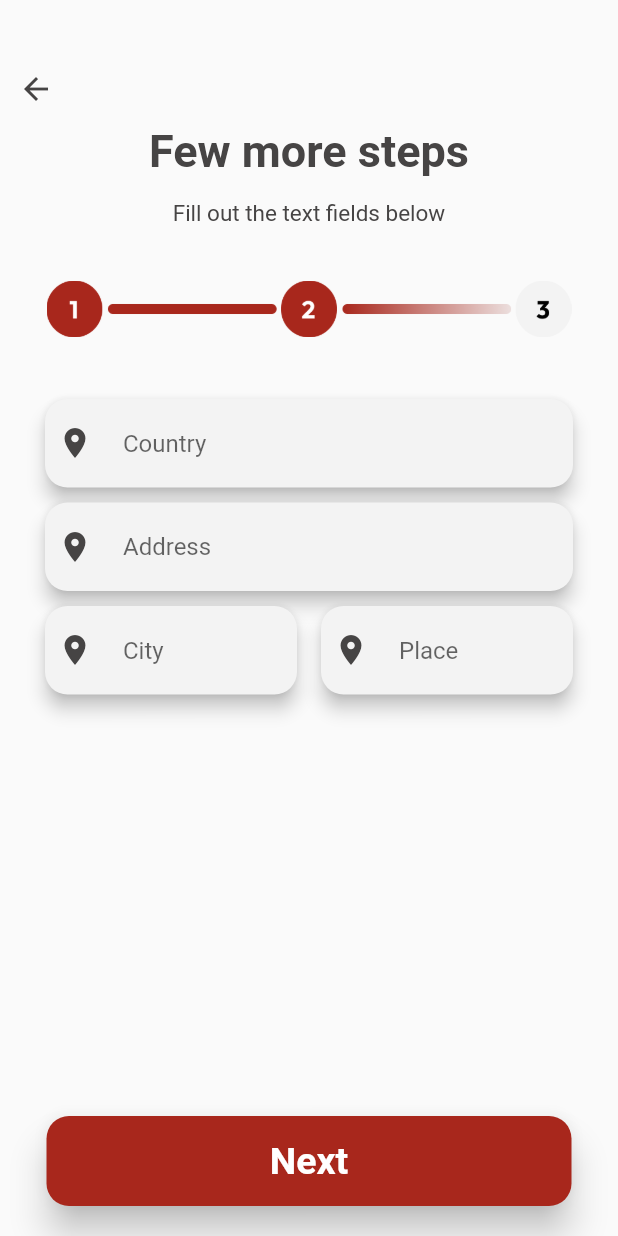
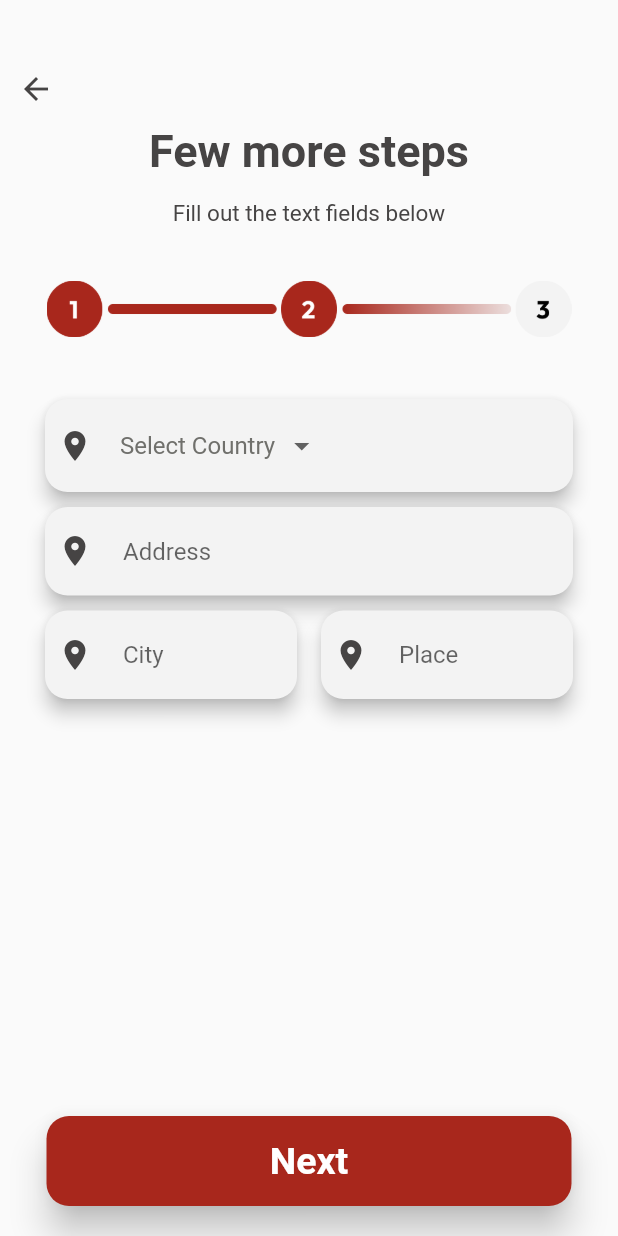
Before and after one commit to aronmilojevic/RedResQ_App, a Flutter app: the SecondFormular screen opened directly, on a phone screen of 412 x 824 dp. Run offline on Flutter 3.47's test engine with Material 2 defaults, Android fonts, the phone set to English and light mode, and no system bars.

Commit message:
DropDown Menü für Länder die zur auswahl stehen eingerichtet und designt

```diff
--- a/lib/login_register/register_formular_2.dart
+++ b/lib/login_register/register_formular_2.dart
@@ -10,10 +10,41 @@ class SecondFormular extends StatefulWidget {
 }
 
 class _SecondFormularState extends State<SecondFormular> {
-  TextEditingController _landController = TextEditingController();
   TextEditingController _adresseController = TextEditingController();
   TextEditingController _stadtController = TextEditingController();
   TextEditingController _ortController = TextEditingController();
+
+  String _selectedCountry = 'Select Country';
+  List<String> _euCountries = [
+    'Select Country',
+    'Austria',
+    'Belgium',
+    'Bulgaria',
+    'Croatia',
+    'Cyprus',
+    'Czech Republic',
+    'Denmark',
+    'Estonia',
+    'Finland',
+    'France',
+    'Germany',
+    'Greece',
+    'Hungary',
+    'Ireland',
+    'Italy',
+    'Latvia',
+    'Lithuania',
+    'Luxembourg',
+    'Malta',
+    'Netherlands',
+    'Poland',
+    'Portugal',
+    'Romania',
+    'Slovakia',
+    'Slovenia',
+    'Spain',
+    'Sweden',
+  ];
 
   @override
   Widget build(BuildContext context) {
@@ -57,23 +88,79 @@ class _SecondFormularState extends State<SecondFormular> {
               fit: BoxFit.contain,
             ),
             const SizedBox(height: 10),
-            _buildTextFieldWithIcon(Icons.place, _landController, 'Country'),
+            _buildDropdownMenu(),
             const SizedBox(height: 10),
             _buildTextFieldWithIcon(Icons.place, _adresseController, 'Address'),
             const SizedBox(height: 10),
-
             _buildCityAndOrtFields(),
-
             const Spacer(),
-
             _buildNextButton(context),
-
             const SizedBox(height: 20),
           ],
         ),
       ),
     );
   }
+
+  Widget _buildDropdownMenu() {
+    return Padding(
+      padding: const EdgeInsets.symmetric(horizontal: 30.0),
+      child: Material(
+        elevation: 5,
+        borderRadius: BorderRadius.circular(15),
+        color: const Color(0xfff3f3f3),
+        child: ClipRRect(
+          borderRadius: BorderRadius.circular(15),
+          child: Row(
+            children: [
+              Padding(
+                padding: const EdgeInsets.all(8.0),
+                child: Icon(
+                  Icons.place,
+                  color: Color(0xff464444),
+                ),
+              ),
+              SizedBox(width: 10),
+              Expanded(
+                child: InkWell(
+                  onTap: () {
+                    // Öffne dein Dropdown-Menü hier
+                    // Du kannst eine benutzerdefinierte Dropdown-Lösung verwenden oder eine andere Methode
+                  },
+                  child: Container(
+                    padding: const EdgeInsets.symmetric(vertical: 7),
+                    child: DropdownButton<String>(
+                      value: _selectedCountry,
+                      onChanged: (String? value) {
+                        setState(() {
+                          _selectedCountry = value!;
+                        });
+                      },
+                      items: _euCountries.map((String country) {
+                        return DropdownMenuItem<String>(
+                          value: country,
+                          child: Text(
+                            country,
+                            style: TextStyle(color: Color(0xff70706c)),
+                          ),
+                        );
+                      }).toList(),
+                      icon: Padding(
+                        padding: const EdgeInsets.only(right: 8.0),
+                        child: Icon(Icons.arrow_drop_down),
+                      ),
+                      underline: Container(),
+                    ),
+                  ),
+                ),
+              ),
+            ],
+          ),
+        ),
+      ),
+    );
+  }
+
 
   Widget _buildTextFieldWithIcon(IconData icon, TextEditingController controller, String hintText) {
     return Padding(
@@ -95,7 +182,7 @@ class _SecondFormularState extends State<SecondFormular> {
               child: TextField(
                 controller: controller,
                 onChanged: (value) {
-                  _landController.text = value;
+                  controller.text = value;
                 },
                 decoration: InputDecoration(
                   enabledBorder: OutlineInputBorder(
--- a/pubspec.yaml
+++ b/pubspec.yaml
@@ -30,7 +30,7 @@ environment:
 dependencies:
   flutter:
     sdk: flutter
-
+  country_icons: ^2.0.2
 
   # The following adds the Cupertino Icons font to your application.
   # Use with the CupertinoIcons class for iOS style icons.
```
Also changed, not shown: lib/login_register/register_formular_1.dart (+48 -20 lines), pubspec.lock.
